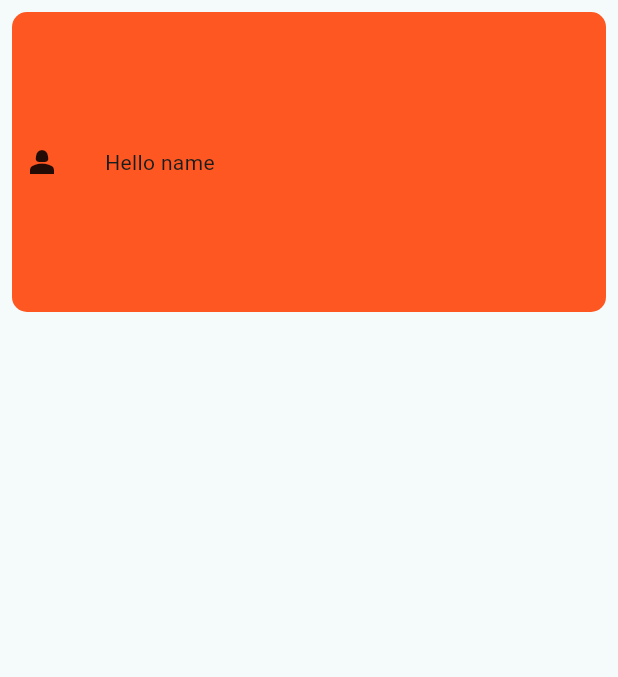
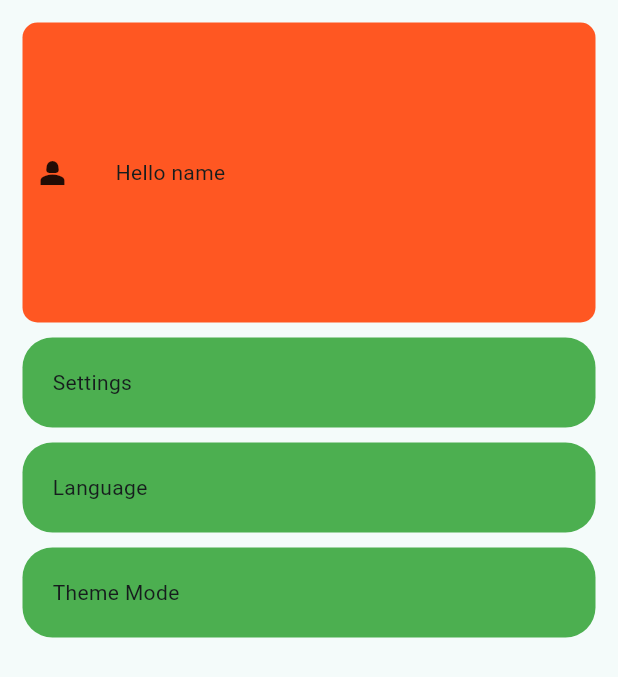
Before and after one commit to techtitansmbcet2023/RightsQuest, a Flutter app: the UserTab widget shown alone on an empty page, opened directly, on a phone screen of 412 x 824 dp. Shown: the top 677 px of the screen. Run offline on Flutter 3.47's test engine with Material 2 defaults, Android fonts, the light colour scheme and no system bars; our stand-ins replace firebase_core, flutter_svg; accounts and stored records are empty.

Commit message:
Ui changes

```diff
--- a/lib/views/user_tab.dart
+++ b/lib/views/user_tab.dart
@@ -1,4 +1,5 @@
 import 'package:flutter/material.dart';
+import 'package:rights_quest/widgets/settings.dart';
 
 class UserTab extends StatelessWidget {
   const UserTab({super.key});
@@ -6,7 +7,7 @@ class UserTab extends StatelessWidget {
   @override
   Widget build(BuildContext context) {
     return  Padding(
-      padding: EdgeInsets.all(8),
+      padding: EdgeInsets.all(15),
 
       child: ListView(
         children: [
@@ -25,12 +26,23 @@ class UserTab extends StatelessWidget {
                     SizedBox(width: 30,),
 
                     Flexible(child: Text("Hello name ",softWrap: true,)),
+
                   ],
                 ),
               ),
             ),
-          )
+          ),
+
+          SizedBox(height: 10),
+          Settings(settingName: "Settings",),
+
+          SizedBox(height: 10),
+          Settings(settingName: "Language",),
+
+          SizedBox(height: 10),
+          Settings(settingName: "Theme Mode",),
         ],
+
       ),
     );
   }
--- /dev/null
+++ b/lib/widgets/settings.dart
@@ -0,0 +1,45 @@
+import 'package:flutter/material.dart';
+
+class Settings extends StatefulWidget {
+
+  final String settingName;
+  const Settings({super.key, this.settingName = "Setting"});
+  @override
+  State<Settings> createState() => _SettingsState();
+}
+
+class _SettingsState extends State<Settings> {
+  bool light = true;
+
+  @override
+  Widget build(BuildContext context) {
+    return Container(
+      width: double.infinity,
+      decoration: BoxDecoration(color: Colors.green,borderRadius: BorderRadius.circular(20)),
+
+      child: Container(
+        child: Padding(
+          padding: const EdgeInsets.all(20.0),
+          child: Row(
+            mainAxisAlignment: MainAxisAlignment.spaceBetween,
+            children: [
+              Text(widget.settingName),
+
+              /*Switch(
+                // This bool value toggles the switch.
+                value: light,
+                activeColor: Colors.red,
+                onChanged: (bool value) {
+                  // This is called when the user toggles the switch.
+                  setState(() {
+                    light = value;
+                  });
+                },
+              ),*/
+            ],
+          ),
+        ),
+      ),
+    );
+  }
+}
```
